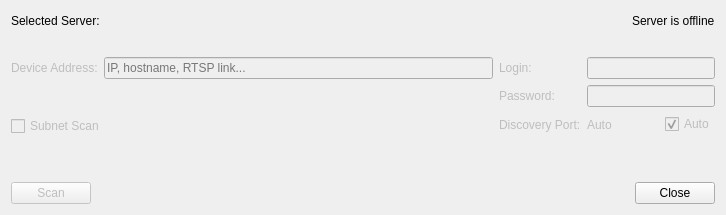
This is client/libclient/src/ui/dialogs/camera_addition_dialog.ui in networkoptix/nx_open as Qt 5 draws it before an edit. The edited form follows.
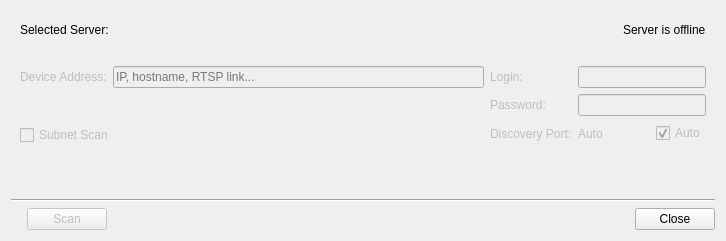
This is the edited form. Custom widgets are drawn as their Qt base class.

Commit message:
VMS-2217: Fixed separator lines in many dialogs
<==== Mercurial data ====>
Branch: dev_3.0.0_gui

The edit to the form file:
```diff
--- a/client/libclient/src/ui/dialogs/camera_addition_dialog.ui
+++ b/client/libclient/src/ui/dialogs/camera_addition_dialog.ui
@@ -7,7 +7,7 @@
     <x>0</x>
     <y>0</y>
     <width>726</width>
-    <height>215</height>
+    <height>233</height>
    </rect>
   </property>
   <property name="sizePolicy">
@@ -25,7 +25,10 @@
   <property name="windowTitle">
    <string>Add device(s)...</string>
   </property>
-  <layout class="QVBoxLayout" name="verticalLayout_2" stretch="0,0,1,0">
+  <layout class="QVBoxLayout" name="verticalLayout_2">
+   <item>
+    <widget class="QWidget" name="widget" native="true">
+     <layout class="QVBoxLayout" name="verticalLayout_9">
    <item>
     <layout class="QHBoxLayout" name="horizontalLayout_5">
      <item>
@@ -578,8 +581,21 @@
      </widget>
     </widget>
    </item>
+     </layout>
+    </widget>
+   </item>
+   <item>
+    <widget class="Line" name="line">
+     <property name="orientation">
+      <enum>Qt::Horizontal</enum>
+     </property>
+    </widget>
+   </item>
    <item>
     <layout class="QHBoxLayout" name="buttonsLayout" stretch="0,1,0">
+     <property name="leftMargin">
+      <number>16</number>
+     </property>
      <item>
       <widget class="QStackedWidget" name="actionButtonsStackedWidget">
        <property name="enabled">
```
Lines whose indentation alone changed are shown as unchanged. The commit also changes 30 other files.
